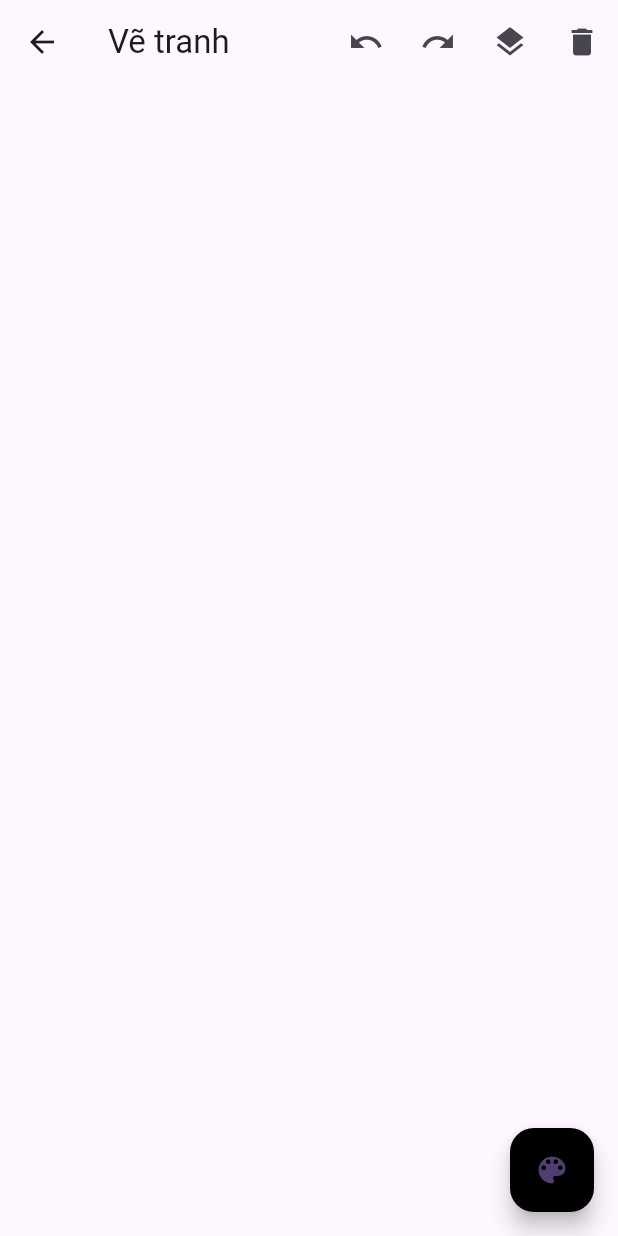
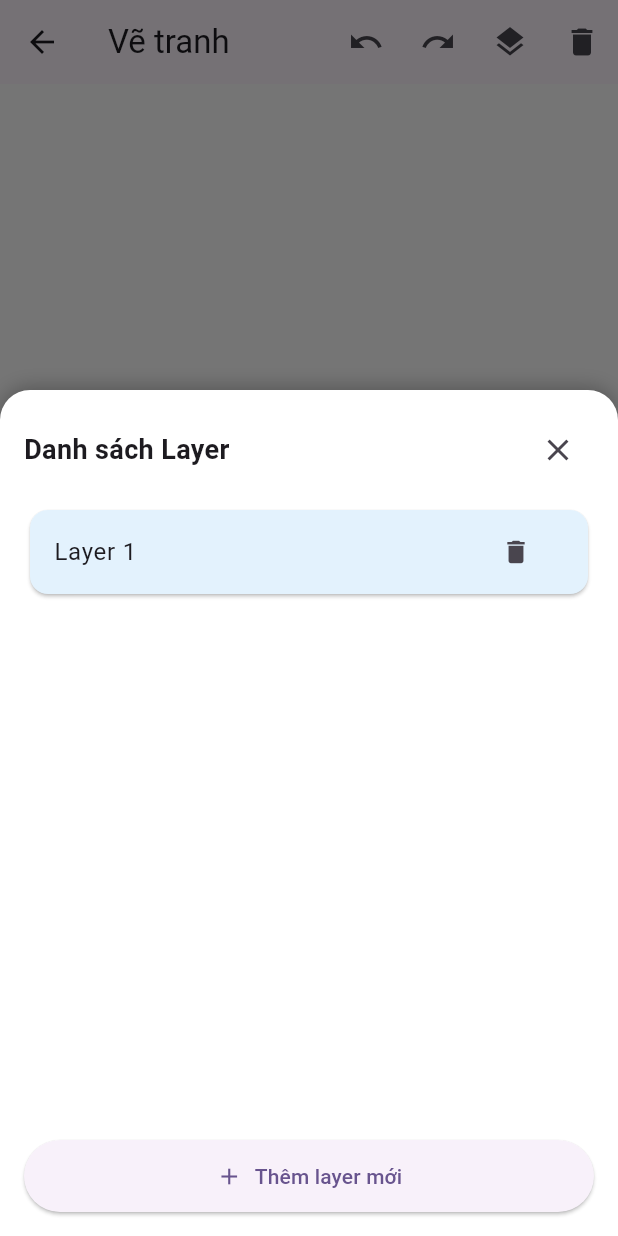
Before and after one commit to khaiao12/paint-phone, a Flutter app: the PaintScreen screen opened directly, after a tap on the "layers" icon, on a phone screen of 412 x 824 dp. Run offline on Flutter 3.47's test engine with Material 3 defaults, Android fonts, the phone set to English and light mode, and no system bars; our stand-ins replace firebase_core; accounts and stored records are empty.

Commit message:
fix undo/redo. add layer

```diff
--- a/lib/presentation/screens/paint_screen.dart
+++ b/lib/presentation/screens/paint_screen.dart
@@ -1,43 +1,61 @@
 // lib/presentation/screens/paint_screen.dart
 import 'package:flutter/material.dart';
 import 'package:provider/provider.dart';
+
 import '../state/layer_provider.dart';
 import '../state/paint_provider.dart';
 import '../widgets/drawing_canvas.dart';
+import '../widgets/layer_list_panel.dart';
 
 class PaintScreen extends StatelessWidget {
   const PaintScreen({super.key});
 
+  void _openLayerPanel(BuildContext context) {
+    showModalBottomSheet(
+      context: context,
+      isScrollControlled: true,
+      backgroundColor: Colors.transparent,
+      builder: (_) {
+        return LayerListPanel(
+          onClose: () => Navigator.pop(context),
+        );
+      },
+    );
+  }
+
   @override
   Widget build(BuildContext context) {
-    return MultiProvider(
-      providers: [
-        ChangeNotifierProvider(create: (_) => LayerProvider()),
-        ChangeNotifierProvider(create: (_) => PaintProvider()),
-      ],
-      child: Scaffold(
+    final layerProvider = context.read<LayerProvider>();
+    final paintProvider = context.read<PaintProvider>();
+
+    return Scaffold(
       appBar: AppBar(
-          title: const Text('Vẽ tranh'),
+        title: const Text("Vẽ tranh"),
         actions: [
           IconButton(
             icon: const Icon(Icons.undo),
-              onPressed: () => context.read<LayerProvider>().undo(),
+            onPressed: () => layerProvider.undo(),
           ),
           IconButton(
             icon: const Icon(Icons.redo),
-              onPressed: () => context.read<LayerProvider>().redo(),
+            onPressed: () => layerProvider.redo(),
           ),
           IconButton(
             icon: const Icon(Icons.layers),
-              onPressed: () => context.read<LayerProvider>().addLayer(),
+            onPressed: () => _openLayerPanel(context),
           ),
           IconButton(
             icon: const Icon(Icons.delete),
-              onPressed: () => context.read<LayerProvider>().clearAll(),
+            onPressed: () => layerProvider.clearAll(),
           ),
         ],
       ),
-        body: const DrawingCanvas(),
+
+      body: Container(
+        color: Colors.white,
+        child: const DrawingCanvas(),
+      ),
+
       floatingActionButton: Consumer<PaintProvider>(
         builder: (context, paintProv, _) {
           return FloatingActionButton(
@@ -45,13 +63,13 @@ class PaintScreen extends StatelessWidget {
             child: const Icon(Icons.color_lens),
             onPressed: () {
               final newColor = Colors.primaries[
-                DateTime.now().millisecond % Colors.primaries.length];
+              DateTime.now().millisecond % Colors.primaries.length
+              ];
               paintProv.changeColor(newColor);
             },
           );
         },
       ),
-      ),
     );
   }
 }
--- a/lib/presentation/state/layer_provider.dart
+++ b/lib/presentation/state/layer_provider.dart
@@ -2,45 +2,49 @@
 import 'package:flutter/material.dart';
 
 class DrawPoint {
-  final Offset? point;
+  final Offset? point; // null = ngắt stroke
   final Paint paint;
+
   DrawPoint({required this.point, required this.paint});
 }
 
 class LayerProvider extends ChangeNotifier {
-  final List<List<DrawPoint>> _layers = [[]];
+  final List<List<DrawPoint>> _layers = <List<DrawPoint>>[<DrawPoint>[]];
   int _currentLayerIndex = 0;
 
-  // Lưu lịch sử cho Undo/Redo
-  final List<List<List<DrawPoint>>> _history = [];
+  // Lịch sử undo/redo: mỗi phần tử là snapshot toàn bộ layers
+  final List<List<List<DrawPoint>>> _history = <List<List<DrawPoint>>>[];
   int _historyIndex = -1;
+
+  LayerProvider() {
+    // Snapshot canvas rỗng
+    _saveHistory();
+  }
 
   List<List<DrawPoint>> get layers => _layers;
   int get currentLayerIndex => _currentLayerIndex;
 
+  // Thêm điểm khi đang vẽ
   void addPoint(Offset point, Paint paint) {
-    _layers[_currentLayerIndex].add(DrawPoint(point: point, paint: paint));
+    _layers[_currentLayerIndex].add(
+      DrawPoint(point: point, paint: paint),
+    );
     notifyListeners();
   }
 
+  // Kết thúc một stroke
   void endStroke() {
-    // Thêm điểm null để ngắt nét
-    _layers[_currentLayerIndex].add(DrawPoint(point: null, paint: Paint()));
-    _saveHistory();
-    notifyListeners();
-  }
+    final layer = _layers[_currentLayerIndex];
+    final hasPoints = layer.isNotEmpty && layer.last.point != null;
 
-  void _saveHistory() {
-    // Cắt bỏ lịch sử phía sau (nếu đã undo mà lại vẽ mới)
-    if (_historyIndex < _history.length - 1) {
-      _history.removeRange(_historyIndex + 1, _history.length);
+    if (hasPoints) {
+      // Thêm điểm null để ngắt stroke
+      layer.add(
+        DrawPoint(point: null, paint: Paint()),
+      );
+      _saveHistory();
+      notifyListeners();
     }
-
-    // Lưu snapshot
-    _history.add(
-      _layers.map((layer) => List<DrawPoint>.from(layer)).toList(),
-    );
-    _historyIndex = _history.length - 1;
   }
 
   void undo() {
@@ -57,16 +61,8 @@ class LayerProvider extends ChangeNotifier {
     }
   }
 
-  void _restoreFromHistory() {
-    final snapshot = _history[_historyIndex];
-    _layers
-      ..clear()
-      ..addAll(snapshot.map((layer) => List<DrawPoint>.from(layer)));
-    notifyListeners();
-  }
-
   void clearAll() {
-    for (var layer in _layers) {
+    for (final layer in _layers) {
       layer.clear();
     }
     _saveHistory();
@@ -74,14 +70,53 @@ class LayerProvider extends ChangeNotifier {
   }
 
   void addLayer() {
-    _layers.add([]);
+    _layers.add(<DrawPoint>[]);
     _currentLayerIndex = _layers.length - 1;
     _saveHistory();
     notifyListeners();
   }
 
+  void removeLayer(int index) {
+    if (_layers.length <= 1) return;
+
+    _layers.removeAt(index);
+    _currentLayerIndex = _currentLayerIndex.clamp(0, _layers.length - 1);
+    _saveHistory();
+    notifyListeners();
+  }
+
   void selectLayer(int index) {
+    if (index < 0 || index >= _layers.length) return;
     _currentLayerIndex = index;
     notifyListeners();
   }
+
+  // ============ Helpers ============
+
+  void _saveHistory() {
+    // Nếu đã undo rồi vẽ tiếp → cắt nhánh redo
+    if (_historyIndex < _history.length - 1) {
+      _history.removeRange(_historyIndex + 1, _history.length);
+    }
+
+    final snapshot = _layers
+        .map((layer) => List<DrawPoint>.from(layer))
+        .toList(growable: false);
+
+    _history.add(snapshot);
+    _historyIndex = _history.length - 1;
+  }
+
+  void _restoreFromHistory() {
+    final snap = _history[_historyIndex];
+
+    _layers
+      ..clear()
+      ..addAll(
+        snap.map((layer) => List<DrawPoint>.from(layer)),
+      );
+
+    _currentLayerIndex = _currentLayerIndex.clamp(0, _layers.length - 1);
+    notifyListeners();
+  }
 }
--- a/lib/presentation/widgets/drawing_canvas.dart
+++ b/lib/presentation/widgets/drawing_canvas.dart
@@ -9,53 +9,70 @@ class DrawingCanvas extends StatelessWidget {
 
   @override
   Widget build(BuildContext context) {
-    return Consumer2<LayerProvider, PaintProvider>(
-      builder: (context, layer, paintProv, child) {
     return GestureDetector(
       onPanStart: (details) {
+        final paintProv = context.read<PaintProvider>();
+        final layerProv = context.read<LayerProvider>();
+
         final paint = Paint()
           ..color = paintProv.color
           ..strokeWidth = paintProv.strokeWidth
           ..strokeCap = StrokeCap.round
           ..isAntiAlias = true;
-            layer.addPoint(details.localPosition, paint);
+
+        layerProv.addPoint(details.localPosition, paint);
       },
       onPanUpdate: (details) {
+        final paintProv = context.read<PaintProvider>();
+        final layerProv = context.read<LayerProvider>();
+
         final paint = Paint()
           ..color = paintProv.color
           ..strokeWidth = paintProv.strokeWidth
           ..strokeCap = StrokeCap.round
           ..isAntiAlias = true;
-            layer.addPoint(details.localPosition, paint);
+
+        layerProv.addPoint(details.localPosition, paint);
       },
-          onPanEnd: (_) => layer.endStroke(),
-          child: CustomPaint(
-            painter: _DrawingPainter(layer),
-            size: Size.infinite,
-          ),
+      onPanEnd: (_) {
+        context.read<LayerProvider>().endStroke();
+      },
+      child: Consumer<LayerProvider>(
+        builder: (context, layerProv, _) {
+          return CustomPaint(
+            painter: _DrawingPainter(layerProv.layers),
+            // cho chắc, bọc trong Container full size
+            child: Container(),
           );
         },
+      ),
     );
   }
 }
 
 class _DrawingPainter extends CustomPainter {
-  final LayerProvider provider;
-  _DrawingPainter(this.provider);
+  final List<List<DrawPoint>> layers;
+
+  _DrawingPainter(this.layers);
 
   @override
   void paint(Canvas canvas, Size size) {
-    for (final layer in provider.layers) {
+    for (final layer in layers) {
       for (int i = 0; i < layer.length - 1; i++) {
         final p1 = layer[i];
         final p2 = layer[i + 1];
-        if (p1.point != null && p2.point != null) {
+
+        // null = ngắt stroke, không nối
+        if (p1.point == null || p2.point == null) continue;
+
         canvas.drawLine(p1.point!, p2.point!, p1.paint);
-        }
       }
     }
   }
 
   @override
-  bool shouldRepaint(covariant _DrawingPainter oldDelegate) => true;
+  bool shouldRepaint(covariant _DrawingPainter oldDelegate) {
+    // Đơn giản cho chắc chắn: luôn repaint khi gọi
+    return true;
   }
+}
--- a/lib/presentation/widgets/layer_list_panel.dart
+++ b/lib/presentation/widgets/layer_list_panel.dart
@@ -0,0 +1,92 @@
+import 'package:flutter/material.dart';
+import 'package:provider/provider.dart';
+import '../state/layer_provider.dart';
+
+class LayerListPanel extends StatelessWidget {
+  final VoidCallback onClose;
+
+  const LayerListPanel({super.key, required this.onClose});
+
+  @override
+  Widget build(BuildContext context) {
+    return Container(
+      decoration: const BoxDecoration(
+        color: Colors.white,
+        borderRadius: BorderRadius.vertical(top: Radius.circular(20)),
+        boxShadow: [
+          BoxShadow(
+            blurRadius: 10,
+            offset: Offset(0, -2),
+            color: Colors.black26,
+          )
+        ],
+      ),
+      padding: const EdgeInsets.all(16),
+      child: Consumer<LayerProvider>(
+        builder: (context, layerProv, _) {
+          return Column(
+            mainAxisSize: MainAxisSize.min,
+            children: [
+              // --- Header ---
+              Row(
+                mainAxisAlignment: MainAxisAlignment.spaceBetween,
+                children: [
+                  const Text(
+                    "Danh sách Layer",
+                    style: TextStyle(fontSize: 18, fontWeight: FontWeight.bold),
+                  ),
+                  IconButton(
+                    icon: const Icon(Icons.close),
+                    onPressed: onClose,
+                  )
+                ],
+              ),
+
+              const SizedBox(height: 12),
+
+              // --- Danh sách layer ---
+              SizedBox(
+                height: MediaQuery.of(context).size.height * 0.5,
+                child: ListView.builder(
+                  itemCount: layerProv.layers.length,
+                  itemBuilder: (context, index) {
+                    final isSelected =
+                        index == layerProv.currentLayerIndex;
+
+                    return Card(
+                      color:
+                      isSelected ? Colors.blue.shade50 : Colors.white,
+                      child: ListTile(
+                        title: Text("Layer ${index + 1}"),
+                        onTap: () => layerProv.selectLayer(index),
+                        trailing: IconButton(
+                          icon: const Icon(Icons.delete, size: 20),
+                          onPressed: () => layerProv.removeLayer(index),
+                        ),
+                      ),
+                    );
+                  },
+                ),
+              ),
+
+              const SizedBox(height: 12),
+
+              // --- Add Layer Button ---
+              SizedBox(
+                width: double.infinity,
+                child: ElevatedButton.icon(
+                  onPressed: () => layerProv.addLayer(),
+                  icon: const Icon(Icons.add),
+                  label: const Text("Thêm layer mới"),
+                  style: ElevatedButton.styleFrom(
+                    padding: const EdgeInsets.symmetric(vertical: 14),
+                  ),
+                ),
+              ),
+            ],
+          );
+        },
+      ),
+    );
+  }
+}
```
Also changed, not shown: lib/main.dart (+12 -2 lines). Lines whose indentation alone changed are shown as unchanged.
